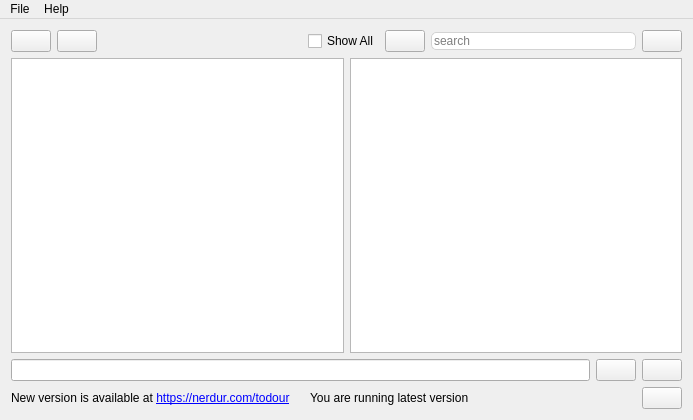
Old version of the form mainwindow.ui in the repository SverrirValgeirsson/Todour.
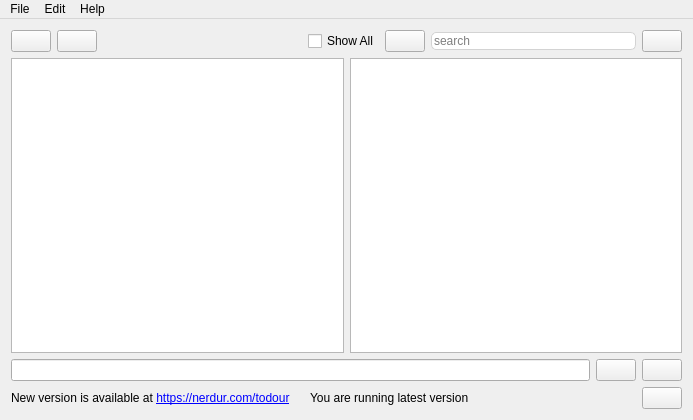
New version of the form.

The edit to the form file:
```diff
--- a/mainwindow.ui
+++ b/mainwindow.ui
@@ -286,7 +286,15 @@
     <addaction name="actionAbout"/>
     <addaction name="actionCheck_for_updates"/>
    </widget>
+   <widget class="QMenu" name="menuEdit">
+    <property name="title">
+     <string>Edit</string>
+    </property>
+    <addaction name="actionUndo"/>
+    <addaction name="actionRedo"/>
+   </widget>
    <addaction name="menuFile"/>
+   <addaction name="menuEdit"/>
    <addaction name="menuHelp"/>
   </widget>
   <action name="actionSettings">
```
Left out of the diff: 16 changed lines with no effect on the pictures.
